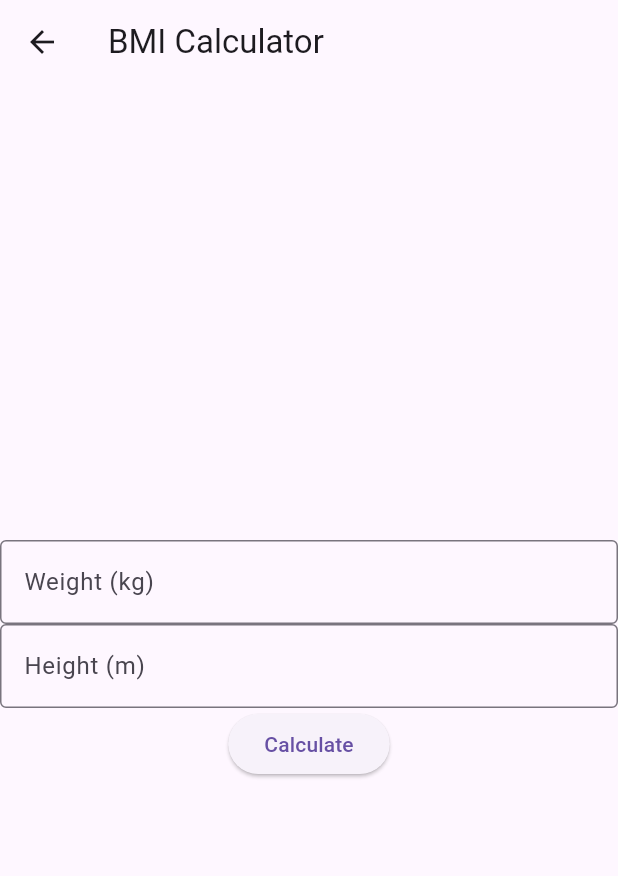
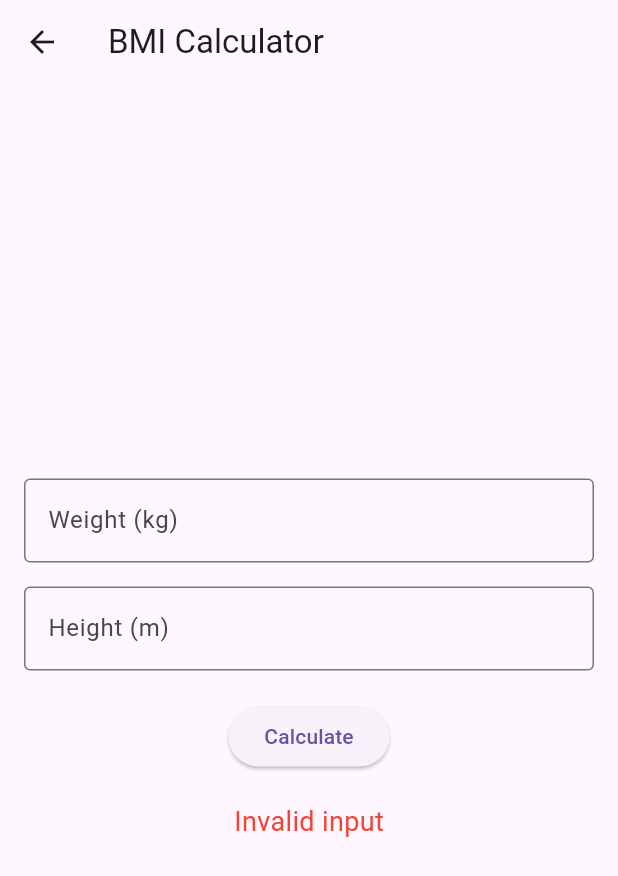
Before and after one commit to fibrobar/fitborat, a Flutter app: the BmiCalculatorScreen screen opened by its route, after a tap on "Calculate", on a phone screen of 412 x 824 dp. Shown: the top 876 px of the screen. Run offline on Flutter 3.47's test engine with Material 3 defaults, Android fonts, the phone set to English and light mode, and no system bars; our stand-ins replace video_player.

Commit message:
bmi calculator

```diff
--- a/lib/bmi_calculator.dart
+++ b/lib/bmi_calculator.dart
@@ -1,12 +1,47 @@
-//enter the weight and height and get the BMI value
-//calculate the BMI value using the formula: weight(kg)/height(m)^2
-//display the BMI value
-//display the BMI category
-
 import 'package:flutter/material.dart';
 
-class BmiCalculatorScreen extends StatelessWidget {
+class BmiCalculatorScreen extends StatefulWidget {
   const BmiCalculatorScreen({Key? key}) : super(key: key);
+
+  @override
+  _BmiCalculatorScreenState createState() => _BmiCalculatorScreenState();
+}
+
+class _BmiCalculatorScreenState extends State<BmiCalculatorScreen> {
+  final TextEditingController _weightController = TextEditingController();
+  final TextEditingController _heightController = TextEditingController();
+
+  double? _bmi;
+  String _bmiCategory = '';
+
+  void _calculateBmi() {
+    final double? weight = double.tryParse(_weightController.text);
+    final double? height = double.tryParse(_heightController.text);
+
+    if (weight != null && height != null && height > 0) {
+      setState(() {
+        _bmi = weight / (height * height);
+        _bmiCategory = _getBmiCategory(_bmi!);
+      });
+    } else {
+      setState(() {
+        _bmi = null;
+        _bmiCategory = 'Invalid input';
+      });
+    }
+  }
+
+  String _getBmiCategory(double bmi) {
+    if (bmi < 18.5) {
+      return 'Underweight';
+    } else if (bmi < 24.9) {
+      return 'Normal weight';
+    } else if (bmi < 29.9) {
+      return 'Overweight';
+    } else {
+      return 'Obesity';
+    }
+  }
 
   @override
   Widget build(BuildContext context) {
@@ -14,30 +49,52 @@ class BmiCalculatorScreen extends StatelessWidget {
       appBar: AppBar(
         title: const Text('BMI Calculator'),
       ),
-      body: Center(
+      body: Padding(
+        padding: const EdgeInsets.all(16.0),
         child: Column(
           mainAxisAlignment: MainAxisAlignment.center,
           children: <Widget>[
             TextField(
+              controller: _weightController,
+              keyboardType: TextInputType.number,
               decoration: const InputDecoration(
                 border: OutlineInputBorder(),
                 labelText: 'Weight (kg)',
               ),
             ),
+            const SizedBox(height: 16),
             TextField(
+              controller: _heightController,
+              keyboardType: TextInputType.number,
               decoration: const InputDecoration(
                 border: OutlineInputBorder(),
                 labelText: 'Height (m)',
               ),
             ),
+            const SizedBox(height: 20),
             ElevatedButton(
-              onPressed: () {
-                //calculate the BMI value
-                //display the BMI value
-                //display the BMI category
-              },
+              onPressed: _calculateBmi,
               child: const Text('Calculate'),
             ),
+            const SizedBox(height: 20),
+            if (_bmi != null)
+              Column(
+                children: [
+                  Text(
+                    'BMI: ${_bmi!.toStringAsFixed(2)}',
+                    style: const TextStyle(fontSize: 24),
+                  ),
+                  Text(
+                    'Category: $_bmiCategory',
+                    style: const TextStyle(fontSize: 18),
+                  ),
+                ],
+              ),
+            if (_bmiCategory == 'Invalid input')
+              Text(
+                _bmiCategory,
+                style: const TextStyle(color: Colors.red, fontSize: 18),
+              ),
           ],
         ),
       ),
```
